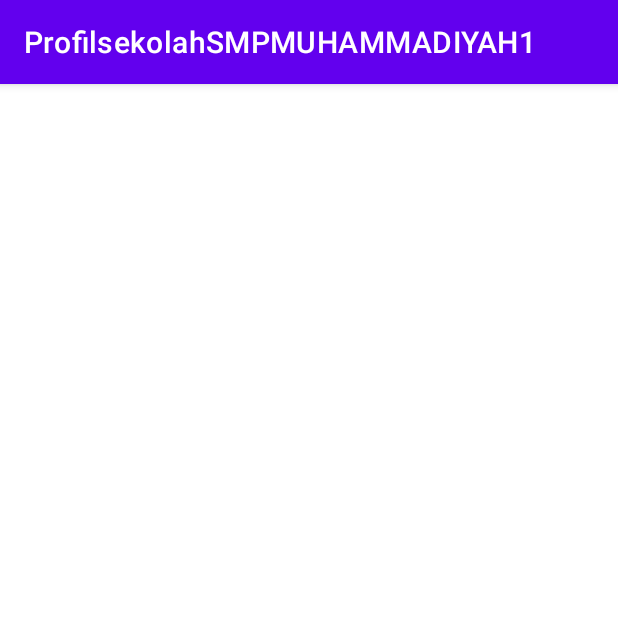
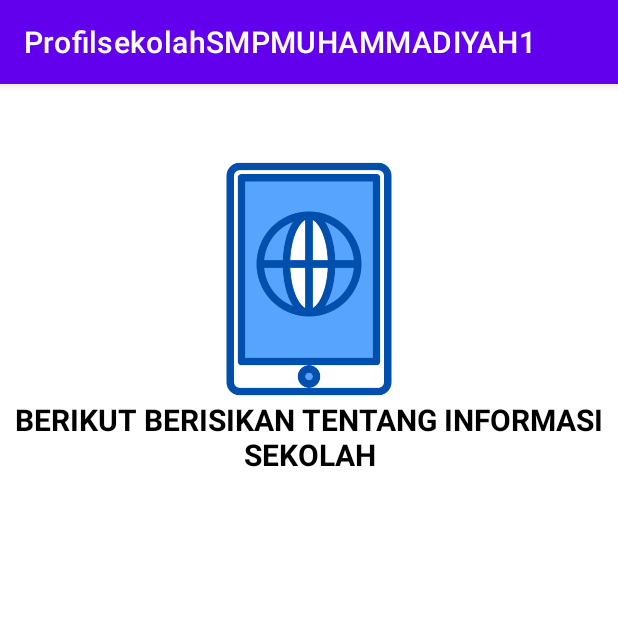
Before and after one commit to ajisnasofik/ProfilSekolahSMPMUHAMMADIYAH1, an Android app: the InformasiActivity screen opened directly, with no data from a screen before it, on a phone screen of 412 x 824 dp, the top half of it. Run offline under Robolectric (Android 15) with nearby library versions, the phone set to English and light mode, and no system bars.

Commit message:
belum sempurna

```diff
--- a/app/src/main/res/layout/activity_absensi.xml
+++ b/app/src/main/res/layout/activity_absensi.xml
@@ -18,7 +18,7 @@
                 android:layout_width="match_parent"
                 android:layout_height="160dp"
                 android:layout_marginTop="50dp"
-                android:background="@color/purple_500"
+                android:background="@color/white"
                 android:src="@drawable/absen">
             </ImageView>
             <TextView
--- a/app/src/main/res/layout/activity_informasi.xml
+++ b/app/src/main/res/layout/activity_informasi.xml
@@ -1,9 +1,37 @@
 <?xml version="1.0" encoding="utf-8"?>
-<androidx.constraintlayout.widget.ConstraintLayout xmlns:android="http://schemas.android.com/apk/res/android"
+<RelativeLayout xmlns:android="http://schemas.android.com/apk/res/android"
     xmlns:app="http://schemas.android.com/apk/res-auto"
     xmlns:tools="http://schemas.android.com/tools"
     android:layout_width="match_parent"
     android:layout_height="match_parent"
-    tools:context=".InformasiActivity">
+    tools:context=".PrestasiActivity">
+    <LinearLayout
+        android:layout_width="match_parent"
+        android:layout_height="match_parent"
+        android:orientation="vertical">
+        <LinearLayout
+            android:layout_width="match_parent"
+            android:layout_height="350dp"
+            android:layout_weight="1"
+            android:orientation="vertical">
+            <ImageView
+                android:layout_width="match_parent"
+                android:layout_height="160dp"
+                android:layout_marginTop="50dp"
+                android:background="@color/white"
+                android:src="@drawable/information">
+            </ImageView>
+            <TextView
+                android:layout_width="wrap_content"
+                android:layout_height="wrap_content"
+                android:gravity="center"
+                android:text="BERIKUT BERISIKAN TENTANG INFORMASI SEKOLAH"
+                android:textColor="@color/black"
+                android:textSize="20dp"
+                android:textStyle="bold">
+            </TextView>
 
-</androidx.constraintlayout.widget.ConstraintLayout>
+        </LinearLayout>
+    </LinearLayout>
+
+</RelativeLayout>
```
Also changed, not shown: app/src/main/res/drawable/information.png (added).
